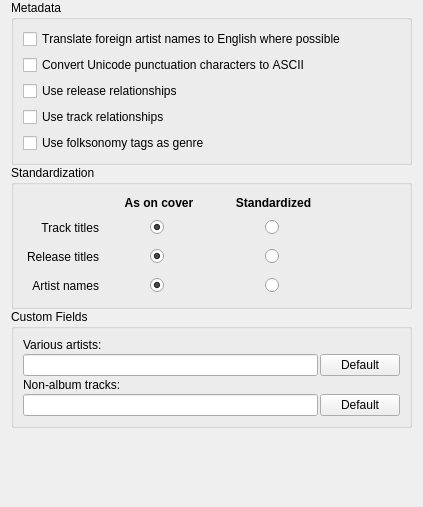
Before: the Qt Designer form ui/options_metadata.ui in metabrainz/picard, drawn with Qt 5.
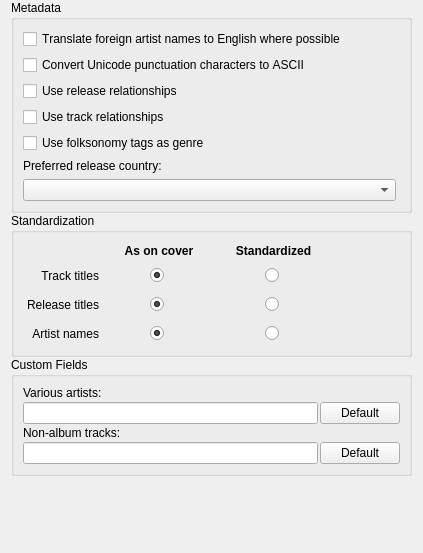
After: the same form once the commit is applied.

Commit message: Bring back the preferred release country option.

Patch:
```diff
--- a/ui/options_metadata.ui
+++ b/ui/options_metadata.ui
@@ -7,7 +7,7 @@
     <x>0</x>
     <y>0</y>
     <width>423</width>
-    <height>507</height>
+    <height>553</height>
    </rect>
   </property>
   <layout class="QVBoxLayout" name="verticalLayout">
@@ -86,6 +86,29 @@
           </property>
          </widget>
         </item>
+        <item>
+         <widget class="QLabel" name="label_8">
+          <property name="text">
+           <string>Preferred release country:</string>
+          </property>
+         </widget>
+        </item>
+        <item>
+         <widget class="QComboBox" name="preferred_release_country">
+          <property name="sizePolicy">
+           <sizepolicy hsizetype="Preferred" vsizetype="Minimum">
+            <horstretch>0</horstretch>
+            <verstretch>0</verstretch>
+           </sizepolicy>
+          </property>
+          <property name="maximumSize">
+           <size>
+            <width>373</width>
+            <height>16777215</height>
+           </size>
+          </property>
+         </widget>
+        </item>
        </layout>
       </widget>
      </item>
@@ -109,7 +132,7 @@
        <property name="flat">
         <bool>false</bool>
        </property>
-       <widget class="QWidget" name="">
+       <widget class="QWidget" name="layoutWidget">
         <property name="geometry">
          <rect>
           <x>16</x>
```
The commit also changes 4 other files.
